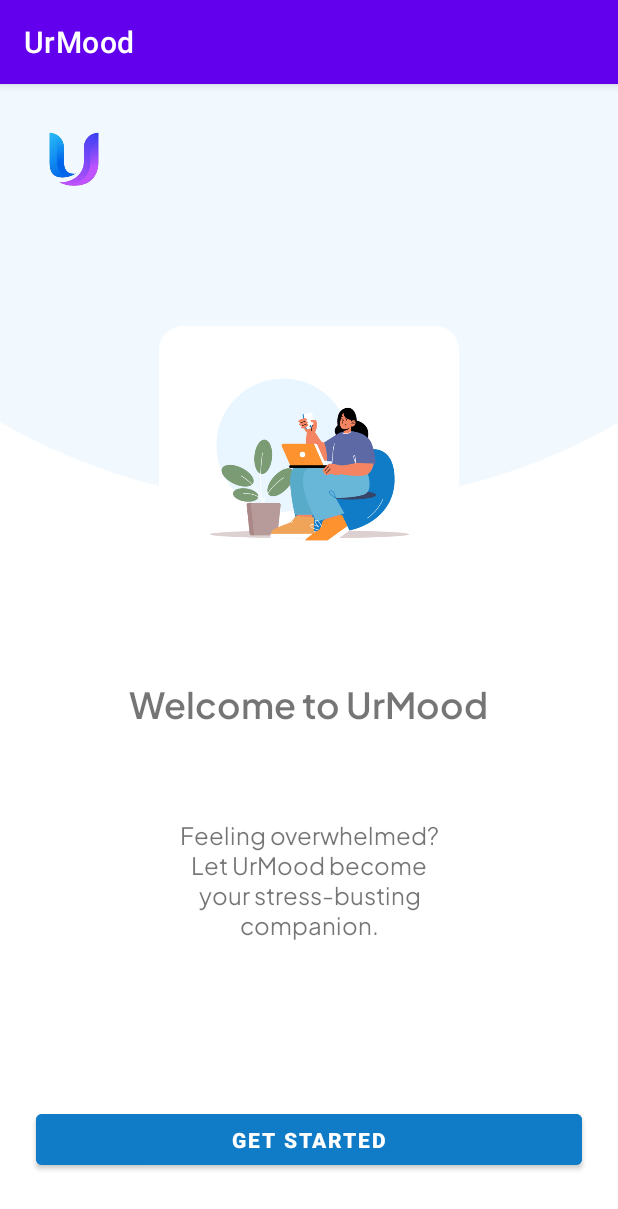
After one commit to marifanpermadi/UrMood, an Android app: the OnboardingActivity screen opened directly, with no data from a screen before it, on a phone screen of 412 x 824 dp. The commit adds this screen. Shown: the top 1209 px of the screen. Run offline under Robolectric (Android 15) with nearby library versions, the phone set to English and light mode, and no system bars.

Commit message:
Add onboard

```diff
--- a/app/src/main/AndroidManifest.xml
+++ b/app/src/main/AndroidManifest.xml
@@ -12,14 +12,19 @@
         android:theme="@style/Theme.UrMood"
         tools:targetApi="31">
         <activity
+            android:name=".presentation.ui.OnboardingActivity"
+            android:exported="false"
+            android:screenOrientation="portrait"
+            tools:ignore="LockedOrientationActivity"/>
+        <activity
             android:name=".presentation.ui.RegisterActivity"
+            android:exported="false"
             android:screenOrientation="portrait"
-            android:exported="false"
             tools:ignore="LockedOrientationActivity" />
         <activity
             android:name=".presentation.ui.LoginActivity"
+            android:exported="false"
             android:screenOrientation="portrait"
-            android:exported="false"
             tools:ignore="LockedOrientationActivity" />
         <activity
             android:name=".presentation.ui.MainActivity"
--- /dev/null
+++ b/app/src/main/java/com/example/urmood/presentation/ui/OnboardingActivity.kt
@@ -0,0 +1,12 @@
+package com.example.urmood.presentation.ui
+
+import androidx.appcompat.app.AppCompatActivity
+import android.os.Bundle
+import com.example.urmood.R
+
+class OnboardingActivity : AppCompatActivity() {
+    override fun onCreate(savedInstanceState: Bundle?) {
+        super.onCreate(savedInstanceState)
+        setContentView(R.layout.activity_onboarding)
+    }
+}
--- /dev/null
+++ b/app/src/main/res/drawable/box_reason.xml
@@ -0,0 +1,6 @@
+<?xml version="1.0" encoding="utf-8"?>
+<shape xmlns:android="http://schemas.android.com/apk/res/android"
+    android:shape="rectangle">
+    <solid android:color="#FFFFFF" />
+    <corners android:radius="16dp" />
+</shape>
--- /dev/null
+++ b/app/src/main/res/layout/activity_onboarding.xml
@@ -0,0 +1,77 @@
+<?xml version="1.0" encoding="utf-8"?>
+<androidx.constraintlayout.widget.ConstraintLayout xmlns:android="http://schemas.android.com/apk/res/android"
+    xmlns:app="http://schemas.android.com/apk/res-auto"
+    xmlns:tools="http://schemas.android.com/tools"
+    android:layout_width="match_parent"
+    android:layout_height="match_parent"
+    android:background="@drawable/bg_onboard"
+    tools:context=".presentation.ui.OnboardingActivity">
+
+    <ImageView
+        android:id="@+id/ivLogo"
+        android:layout_width="40dp"
+        android:layout_height="40dp"
+        android:layout_marginStart="29dp"
+        android:layout_marginTop="29dp"
+        android:contentDescription="@string/app_logo"
+        android:src="@drawable/logou"
+        app:layout_constraintStart_toStartOf="parent"
+        app:layout_constraintTop_toTopOf="parent" />
+
+    <ImageView
+        android:id="@+id/ivReason"
+        android:layout_width="200dp"
+        android:layout_height="200dp"
+        android:layout_marginTop="92dp"
+        android:src="@drawable/onboard_reason"
+        android:padding="25dp"
+        android:background="@drawable/box_reason"
+        app:layout_constraintEnd_toEndOf="parent"
+        app:layout_constraintStart_toStartOf="parent"
+        app:layout_constraintTop_toBottomOf="@+id/ivLogo" />
+
+    <com.google.android.material.textview.MaterialTextView
+        android:id="@+id/tvWelcome"
+        android:layout_width="wrap_content"
+        android:layout_height="wrap_content"
+        android:layout_marginTop="32dp"
+        android:text="@string/welcome_to_urmood"
+        android:textSize="24sp"
+        android:textStyle="bold"
+        android:fontFamily="@font/pjs_semibold"
+        app:layout_constraintEnd_toEndOf="parent"
+        app:layout_constraintStart_toStartOf="parent"
+        app:layout_constraintTop_toBottomOf="@+id/ivReason" />
+
+    <com.google.android.material.textview.MaterialTextView
+        android:id="@+id/tvFeeling"
+        android:layout_width="205dp"
+        android:layout_height="wrap_content"
+        android:layout_marginTop="58dp"
+        android:text="@string/feeling"
+        android:textSize="16sp"
+        android:textAlignment="center"
+        android:fontFamily="@font/pjs_regular"
+        app:layout_constraintEnd_toEndOf="parent"
+        app:layout_constraintStart_toStartOf="parent"
+        app:layout_constraintTop_toBottomOf="@+id/tvWelcome" />
+
+    <com.google.android.material.button.MaterialButton
+        android:id="@+id/btnGetstarted"
+        android:layout_width="match_parent"
+        android:layout_height="46dp"
+        android:layout_marginBottom="32dp"
+        android:layout_marginEnd="24dp"
+        android:layout_marginStart="24dp"
+        android:layout_marginTop="100dp"
+        android:backgroundTint="@color/blue"
+        android:text="@string/get_started"
+        android:textStyle="bold"
+        app:layout_constraintBottom_toBottomOf="parent"
+        app:layout_constraintEnd_toEndOf="parent"
+        app:layout_constraintStart_toStartOf="parent"
+        app:layout_constraintTop_toBottomOf="@+id/tvFeeling" />
+
+
+
+</androidx.constraintlayout.widget.ConstraintLayout>
--- a/app/src/main/res/values/strings.xml
+++ b/app/src/main/res/values/strings.xml
@@ -20,4 +20,7 @@
     <string name="join_now">Join now and experience a journey to tranquility with us</string>
     <string name="name">Name</string>
     <string name="enter_your_name">Enter your name</string>
+    <string name="welcome_to_urmood">Welcome to UrMood</string>
+    <string name="feeling">Feeling overwhelmed? Let UrMood become your stress-busting companion.</string>
+    <string name="get_started">Get Started</string>
 </resources>
```
Also changed, not shown: app/src/main/res/drawable/bg_onboard.png (added), app/src/main/res/drawable/onboard_reason.png (added), app/src/main/res/font/pjs_bolditalic.ttf (added), app/src/main/res/font/pjs_extrabold.ttf (added), app/src/main/res/font/pjs_extrabolditalic.ttf (added), app/src/main/res/font/pjs_extralight.ttf (added), app/src/main/res/font/pjs_extralightitalic.ttf (added), app/src/main/res/font/pjs_italic.ttf (added), app/src/main/res/font/pjs_light.ttf (added), app/src/main/res/font/pjs_lightitalic.ttf (added), app/src/main/res/font/pjs_medium.ttf (added), app/src/main/res/font/pjs_mediumitalic.ttf (added), app/src/main/res/font/pjs_regular.ttf (added), app/src/main/res/font/pjs_semibold.ttf (added), 1 more files.
